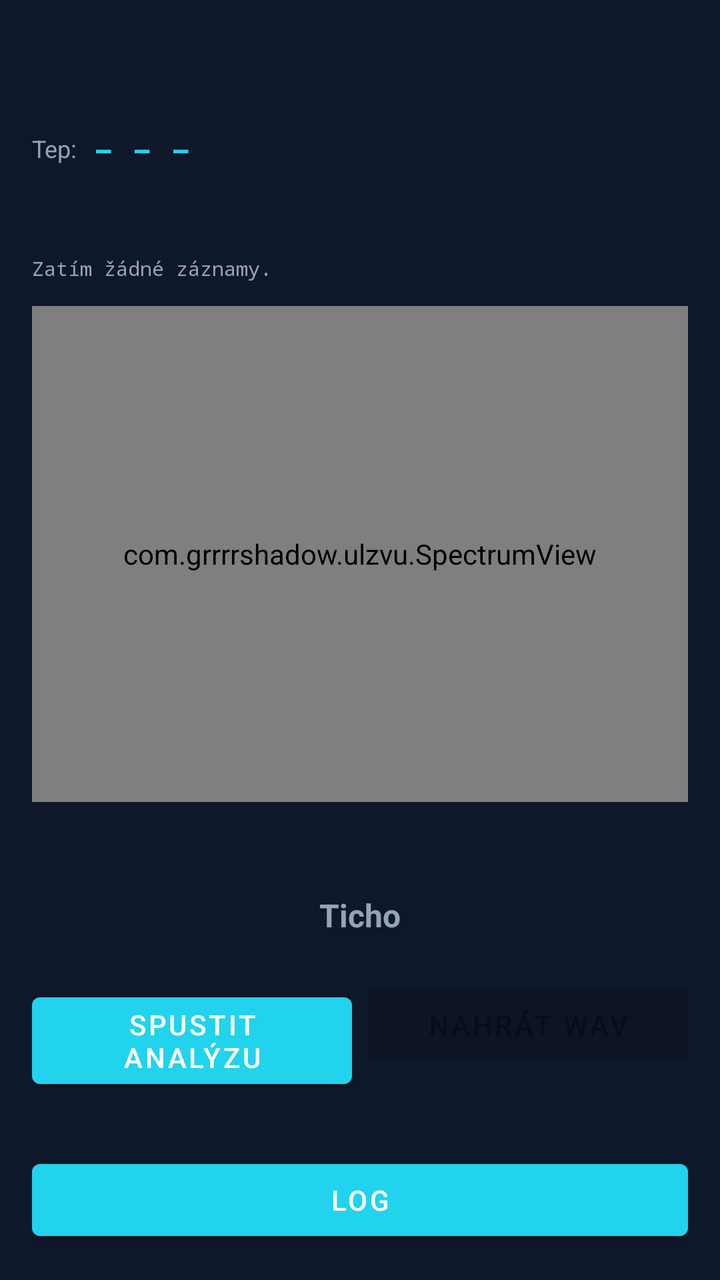
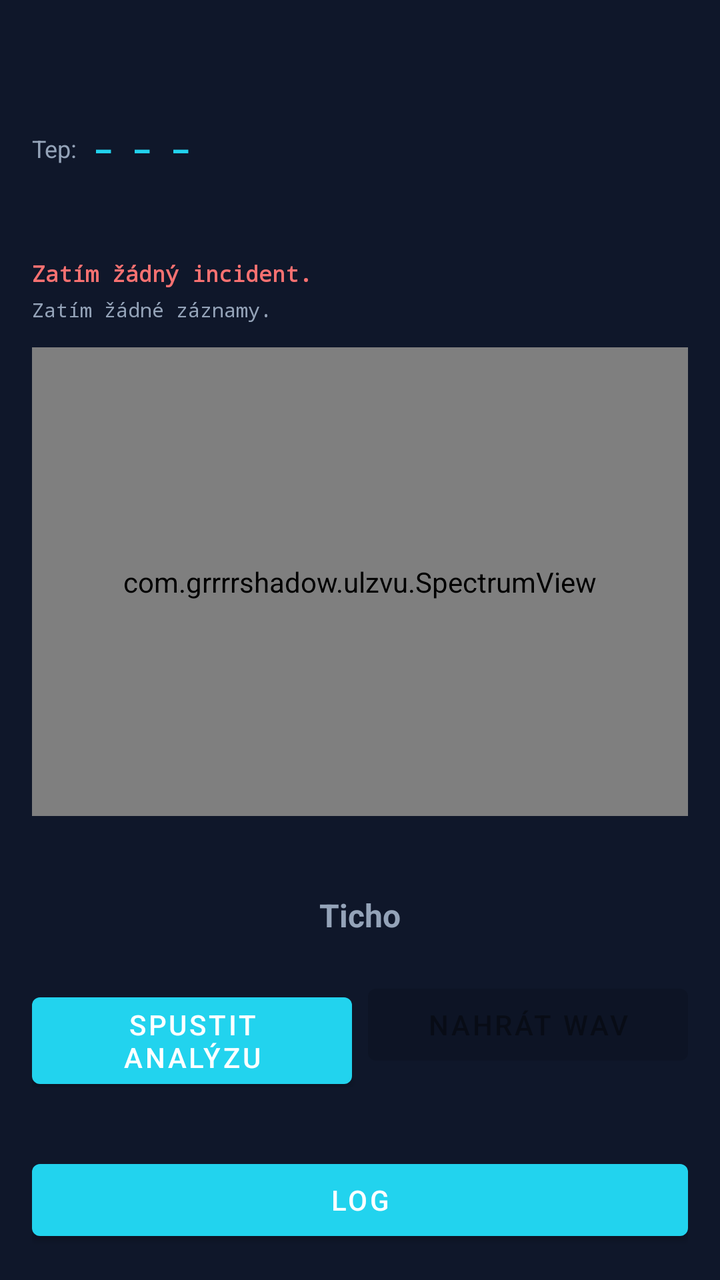

Screens rendered from an Android XML layout before and after an edit, with the pre-edit source and the edit as a unified diff.
<!-- AndroidManifest.xml: application theme Theme.Ulzvu -->
<!-- res/layout/activity_main.xml -->
<?xml version="1.0" encoding="utf-8"?>
<LinearLayout xmlns:android="http://schemas.android.com/apk/res/android"
    android:layout_width="match_parent"
    android:layout_height="match_parent"
    android:orientation="vertical"
    android:background="@color/background"
    android:padding="16dp">

    <TextView
        android:id="@+id/tvDeviceInfo"
        android:layout_width="match_parent"
        android:layout_height="wrap_content"
        android:textColor="@color/text_secondary"
        android:textSize="12sp"
        android:fontFamily="monospace" />

    <TextView
        android:id="@+id/tvConfigInfo"
        android:layout_width="match_parent"
        android:layout_height="wrap_content"
        android:layout_marginTop="4dp"
        android:textColor="@color/text_primary"
        android:textSize="14sp"
        android:fontFamily="monospace" />

    <LinearLayout
        android:layout_width="match_parent"
        android:layout_height="wrap_content"
        android:layout_marginTop="8dp"
        android:orientation="horizontal"
        android:gravity="center_vertical">

        <TextView
            android:layout_width="wrap_content"
            android:layout_height="wrap_content"
            android:text="@string/hr_label"
            android:textColor="@color/text_secondary"
            android:textSize="12sp" />

        <TextView
            android:id="@+id/tvBpm"
            android:layout_width="0dp"
            android:layout_height="wrap_content"
            android:layout_weight="1"
            android:layout_marginStart="8dp"
            android:textColor="@color/accent"
            android:textSize="16sp"
            android:fontFamily="monospace"
            android:textStyle="bold"
            android:text="@string/hr_unreliable" />
    </LinearLayout>

    <TextView
        android:id="@+id/tvMotionWarning"
        android:layout_width="match_parent"
        android:layout_height="wrap_content"
        android:gravity="center"
        android:padding="4dp"
        android:textSize="12sp"
        android:textColor="@color/ultrasound_alert"
        android:text="@string/hr_motion_warning"
        android:visibility="invisible" />

    <TextView
        android:id="@+id/tvRecentLog"
        android:layout_width="match_parent"
        android:layout_height="wrap_content"
        android:layout_marginTop="4dp"
        android:textColor="@color/text_secondary"
        android:textSize="10sp"
        android:fontFamily="monospace"
        android:maxLines="4"
        android:text="@string/log_empty" />

    <com.grrrrshadow.ulzvu.SpectrumView
        android:id="@+id/spectrumView"
        android:layout_width="match_parent"
        android:layout_height="0dp"
        android:layout_weight="1"
        android:layout_marginTop="12dp"
        android:layout_marginBottom="12dp"
        android:background="@color/surface" />

    <TextView
        android:id="@+id/tvPeakInfo"
        android:layout_width="match_parent"
        android:layout_height="wrap_content"
        android:textColor="@color/text_primary"
        android:textSize="16sp"
        android:fontFamily="monospace" />

    <TextView
        android:id="@+id/tvUltrasoundAlert"
        android:layout_width="match_parent"
        android:layout_height="wrap_content"
        android:layout_marginTop="4dp"
        android:gravity="center"
        android:padding="8dp"
        android:textStyle="bold"
        android:textSize="16sp"
        android:textColor="@color/text_secondary"
        android:text="@string/status_idle" />

    <LinearLayout
        android:layout_width="match_parent"
        android:layout_height="wrap_content"
        android:layout_marginTop="12dp"
        android:orientation="horizontal">

        <Button
            android:id="@+id/btnToggleAnalysis"
            android:layout_width="0dp"
            android:layout_height="wrap_content"
            android:layout_weight="1"
            android:text="@string/start_analysis" />

        <Button
            android:id="@+id/btnToggleRecording"
            android:layout_width="0dp"
            android:layout_height="wrap_content"
            android:layout_weight="1"
            android:layout_marginStart="8dp"
            android:text="@string/start_recording"
            android:enabled="false" />
    </LinearLayout>

    <TextView
        android:id="@+id/tvStatus"
        android:layout_width="match_parent"
        android:layout_height="wrap_content"
        android:layout_marginTop="8dp"
        android:textColor="@color/text_secondary"
        android:textSize="12sp" />

    <Button
        android:id="@+id/btnOpenLog"
        android:layout_width="match_parent"
        android:layout_height="wrap_content"
        android:layout_marginTop="8dp"
        android:text="@string/open_log" />

</LinearLayout>
<!-- resources referenced by this layout -->
<resources>
  <color name="accent">#22D3EE</color>
  <color name="background">#0F172A</color>
  <color name="surface">#1E293B</color>
  <color name="text_primary">#E2E8F0</color>
  <color name="text_secondary">#94A3B8</color>
  <color name="ultrasound_alert">#F87171</color>
  <string name="hr_label">Tep:</string>
  <string name="hr_motion_warning">Pohyb ruší měření tepu — přiložte telefon pevně k zápěstí/hrudi a držte v klidu</string>
  <string name="hr_unreliable">– – –</string>
  <string name="log_empty">Zatím žádné záznamy.</string>
  <string name="open_log">Log</string>
  <string name="start_analysis">Spustit analýzu</string>
  <string name="start_recording">Nahrát WAV</string>
  <string name="status_idle">Ticho</string>
  <style name="Theme.Ulzvu" parent="Theme.MaterialComponents.DayNight.NoActionBar">
          <item name="colorPrimary">@color/accent</item>
          <item name="colorPrimaryDark">@color/background</item>
          <item name="colorAccent">@color/accent</item>
          <item name="android:windowBackground">@color/background</item>
      </style>
</resources>

<!-- the commit's change to res/layout/activity_main.xml (unified diff, before → after) -->
@@ -62,6 +62,18 @@
         android:visibility="invisible" />
 
     <TextView
+        android:id="@+id/tvLastIncident"
+        android:layout_width="match_parent"
+        android:layout_height="wrap_content"
+        android:layout_marginTop="6dp"
+        android:textColor="@color/ultrasound_alert"
+        android:textStyle="bold"
+        android:textSize="11sp"
+        android:fontFamily="monospace"
+        android:maxLines="2"
+        android:text="@string/no_incidents_yet" />
+
+    <TextView
         android:id="@+id/tvRecentLog"
         android:layout_width="match_parent"
         android:layout_height="wrap_content"
@@ -69,7 +81,7 @@
         android:textColor="@color/text_secondary"
         android:textSize="10sp"
         android:fontFamily="monospace"
-        android:maxLines="4"
+        android:maxLines="7"
         android:text="@string/log_empty" />
 
     <com.grrrrshadow.ulzvu.SpectrumView
@@ -86,7 +98,8 @@
         android:layout_width="match_parent"
         android:layout_height="wrap_content"
         android:textColor="@color/text_primary"
-        android:textSize="16sp"
+        android:textSize="11sp"
+        android:maxLines="1"
         android:fontFamily="monospace" />
 
     <TextView
<!-- resource entries referenced after the edit -->
@@ -10,6 +10,7 @@
   <string name="hr_motion_warning">Pohyb ruší měření tepu — přiložte telefon pevně k zápěstí/hrudi a držte v klidu</string>
   <string name="hr_unreliable">– – –</string>
   <string name="log_empty">Zatím žádné záznamy.</string>
+  <string name="no_incidents_yet">Zatím žádný incident.</string>
   <string name="open_log">Log</string>
   <string name="start_analysis">Spustit analýzu</string>
   <string name="start_recording">Nahrát WAV</string>
